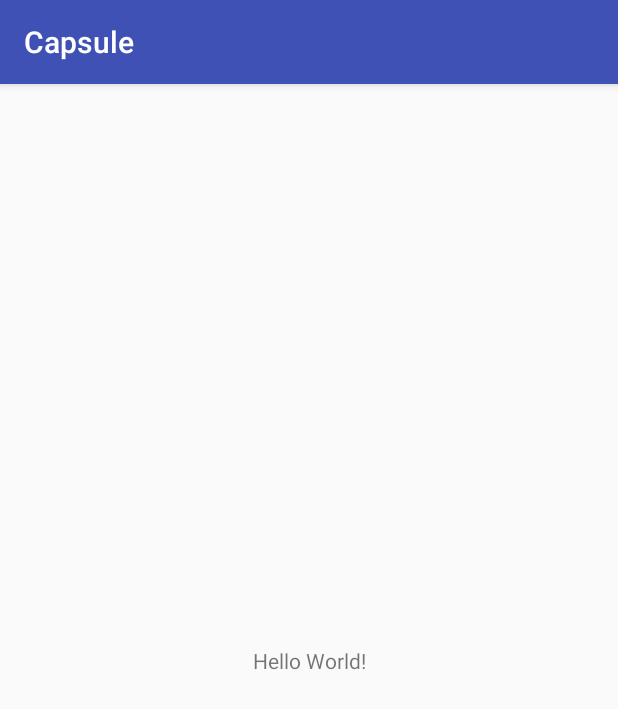
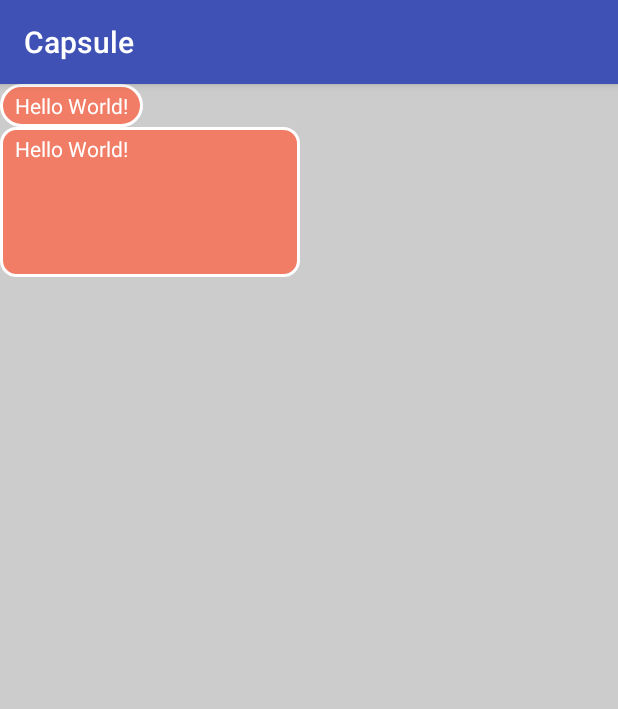
Before and after one commit to gavinliu/Capsule, an Android app: the screen it shows after launch (MainActivity), on a phone screen of 412 x 824 dp. Shown: the top 709 px of the screen. Run offline under Robolectric (Android 15) with nearby library versions, the phone set to English and light mode, and no system bars.

```diff
--- /dev/null
+++ b/app/src/main/java/cn/gavinliu/capsule/CapsuleApplication.java
@@ -0,0 +1,18 @@
+package cn.gavinliu.capsule;
+
+import android.app.Application;
+
+import com.iflytek.cloud.SpeechUtility;
+
+/**
+ * Created by Gavin on 17-5-11.
+ */
+
+public class CapsuleApplication extends Application {
+
+    @Override
+    public void onCreate() {
+        SpeechUtility.createUtility(this, "appid=5912d3d6");
+        super.onCreate();
+    }
+}
--- a/app/src/main/java/cn/gavinliu/capsule/MainActivity.java
+++ b/app/src/main/java/cn/gavinliu/capsule/ui/MainActivity.java
@@ -1,9 +1,11 @@
-package cn.gavinliu.capsule;
+package cn.gavinliu.capsule.ui;
 
 import android.content.Intent;
 import android.support.v7.app.AppCompatActivity;
 import android.os.Bundle;
-import android.util.Log;
+
+import cn.gavinliu.capsule.R;
+import cn.gavinliu.capsule.service.HomeService;
 
 public class MainActivity extends AppCompatActivity {
 
--- /dev/null
+++ b/app/src/main/res/drawable/item_capsule_note_red.xml
@@ -0,0 +1,18 @@
+<?xml version="1.0" encoding="utf-8"?>
+<shape xmlns:android="http://schemas.android.com/apk/res/android">
+
+    <corners android:radius="10dp" />
+
+    <stroke
+        android:width="2dp"
+        android:color="@android:color/white" />
+
+    <solid android:color="#F17D66" />
+
+    <padding
+        android:bottom="5dp"
+        android:left="10dp"
+        android:right="10dp"
+        android:top="5dp" />
+
+</shape>
--- /dev/null
+++ b/app/src/main/res/drawable/item_capsule_red.xml
@@ -0,0 +1,18 @@
+<?xml version="1.0" encoding="utf-8"?>
+<shape xmlns:android="http://schemas.android.com/apk/res/android">
+
+    <corners android:radius="50dp" />
+
+    <stroke
+        android:width="2dp"
+        android:color="@android:color/white" />
+
+    <solid android:color="#F17D66" />
+
+    <padding
+        android:bottom="5dp"
+        android:left="10dp"
+        android:right="10dp"
+        android:top="5dp" />
+
+</shape>
--- a/app/src/main/res/layout/activity_main.xml
+++ b/app/src/main/res/layout/activity_main.xml
@@ -1,19 +1,25 @@
 <?xml version="1.0" encoding="utf-8"?>
-<android.support.constraint.ConstraintLayout
+<LinearLayout
     xmlns:android="http://schemas.android.com/apk/res/android"
-    xmlns:app="http://schemas.android.com/apk/res-auto"
     xmlns:tools="http://schemas.android.com/tools"
     android:layout_width="match_parent"
     android:layout_height="match_parent"
-    tools:context="cn.gavinliu.capsule.MainActivity">
+    android:background="#ccc"
+    android:orientation="vertical"
+    tools:context="cn.gavinliu.capsule.ui.MainActivity">
 
     <TextView
         android:layout_width="wrap_content"
         android:layout_height="wrap_content"
+        android:background="@drawable/item_capsule_red"
         android:text="Hello World!"
-        app:layout_constraintBottom_toBottomOf="parent"
-        app:layout_constraintLeft_toLeftOf="parent"
-        app:layout_constraintRight_toRightOf="parent"
-        app:layout_constraintTop_toTopOf="parent" />
+        android:textColor="@android:color/white" />
 
-</android.support.constraint.ConstraintLayout>
+    <TextView
+        android:layout_width="200dp"
+        android:layout_height="100dp"
+        android:background="@drawable/item_capsule_note_red"
+        android:text="Hello World!"
+        android:textColor="@android:color/white" />
+
+</LinearLayout>
```
Also changed, not shown: app/src/main/AndroidManifest.xml (+15 -2 lines), app/src/main/java/cn/gavinliu/capsule/HomeService.java (deleted, +0 -71 lines), app/src/main/java/cn/gavinliu/capsule/bean/Note.java (added, +8 -0 lines), app/src/main/java/cn/gavinliu/capsule/service/HomeService.java (added, +189 -0 lines), app/src/main/java/cn/gavinliu/capsule/util/HomeWatcher.java (renamed from app/src/main/java/cn/gavinliu/capsule/HomeWatcher.java, +24 -16 lines), app/src/main/java/cn/gavinliu/capsule/util/SpeechRecognizer.java (added, +8 -0 lines), app/src/main/java/cn/gavinliu/capsule/widget/SpeechTrackView.java (added, +8 -0 lines), app/libs/Msc.jar (added), 1 other file.
